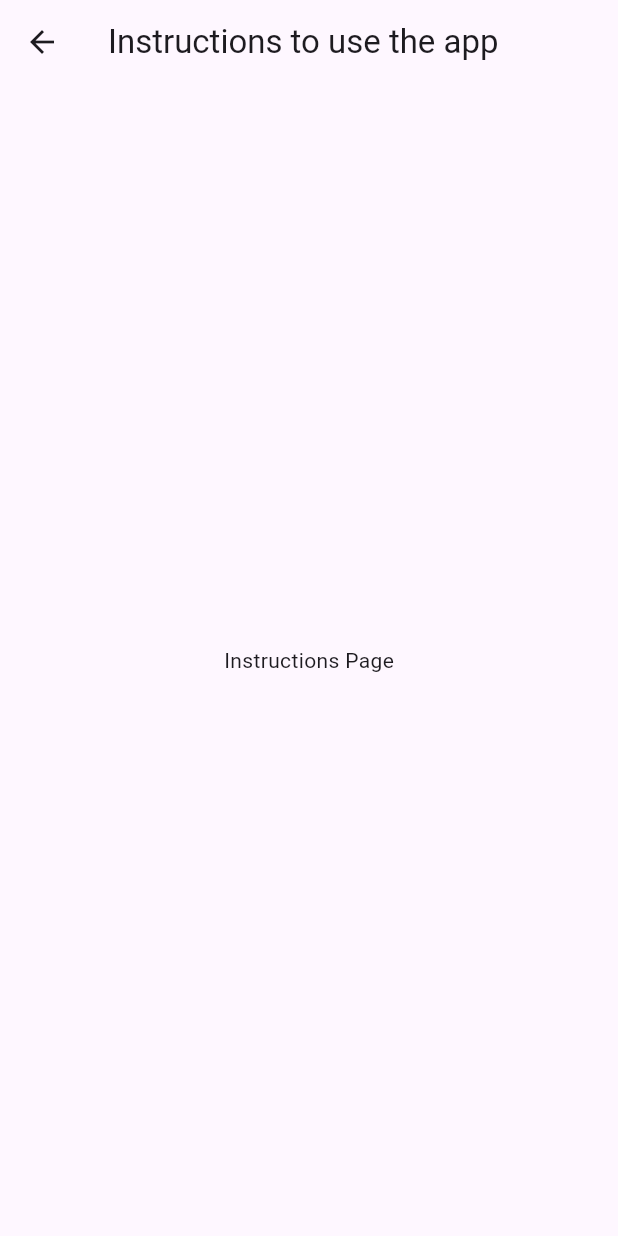
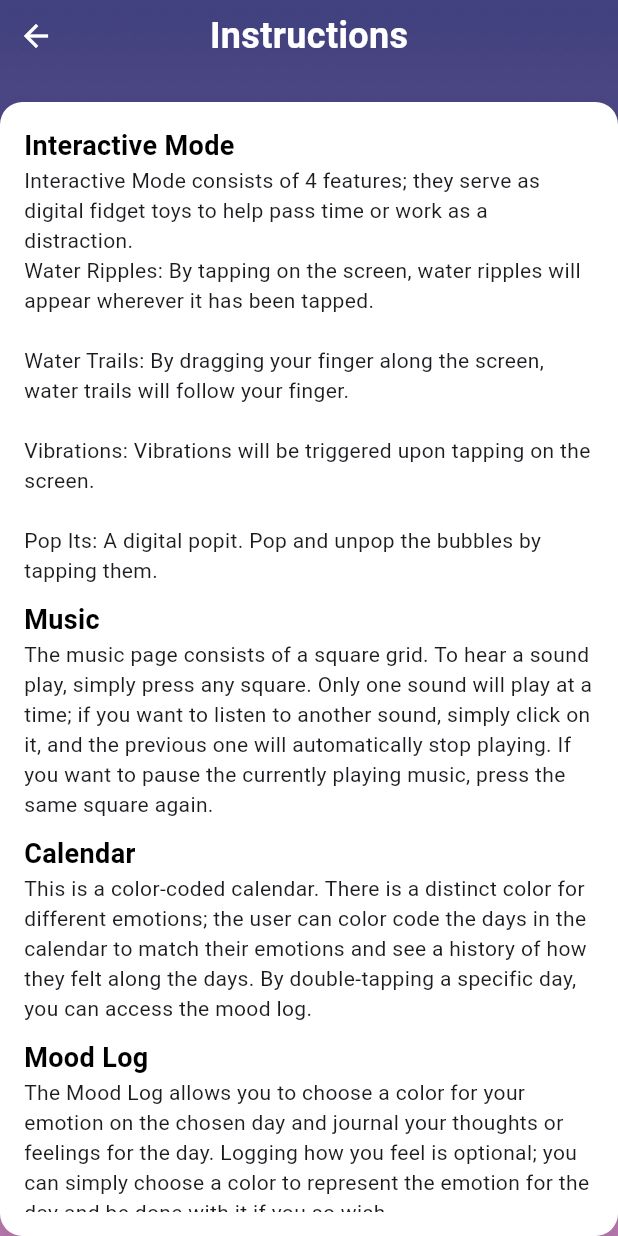
Before and after one commit to CarolinaZRM/CosmicComfort, a Flutter app: the InstructionsPage screen opened directly, on a phone screen of 412 x 824 dp. Run offline on Flutter 3.47's test engine with Material 3 defaults, Android fonts, the phone set to English and light mode, and no system bars; our stand-ins replace audioplayers, flutter_colorpicker, marquee, table_calendar.

Commit message:
Instructions added

```diff
--- /dev/null
+++ b/lib/pages/InstructionsPage.dart
@@ -0,0 +1,166 @@
+import 'package:flutter/material.dart';
+import '../components/GenericComponents.dart' as components;
+
+class InstructionsPage extends StatelessWidget {
+  const InstructionsPage({super.key});
+
+  @override
+  Widget build(BuildContext context) {
+    return Scaffold(
+      body: Stack(
+        children: [
+          // Background image
+          Container(
+            decoration: const BoxDecoration(
+              image: DecorationImage(
+                image: AssetImage('assets/Ombre.PNG'),
+                fit: BoxFit.cover,
+              ),
+            ),
+          ),
+          // Foreground content
+          SafeArea(
+            child: Column(
+              crossAxisAlignment: CrossAxisAlignment.start,
+              children: [
+                // Header
+                components.buildHeader(title: "Instructions", context: context),
+                const SizedBox(height: 20), // Space below the title
+
+                // Scrollable Container
+                Expanded(
+                  child: Container(
+                    width: double.infinity,
+                    padding: const EdgeInsets.all(16.0),
+                    decoration: BoxDecoration(
+                      color: Colors.white, // White background
+                      borderRadius: BorderRadius.circular(15), // Rounded corners
+                      boxShadow: [
+                        BoxShadow(
+                          color: Colors.black.withOpacity(0.1),
+                          blurRadius: 10,
+                          offset: const Offset(0, 5), // Shadow effect
+                        ),
+                      ],
+                    ),
+                    child: const SingleChildScrollView(
+                      child: Column(
+                        crossAxisAlignment: CrossAxisAlignment.start,
+                        children: [
+                          // Interactive Mode Feature
+                          Text(
+                            'Interactive Mode',
+                            style: TextStyle(
+                              color: Colors.black,
+                              fontSize: 18,
+                              fontWeight: FontWeight.bold,
+                            ),
+                          ),
+                          Text(
+                            """Interactive Mode consists of 4 features; they serve as digital fidget toys to help pass time or work as a distraction.
+Water Ripples: By tapping on the screen, water ripples will appear wherever it has been tapped.
+
+Water Trails: By dragging your finger along the screen, water trails will follow your finger.
+
+Vibrations: Vibrations will be triggered upon tapping on the screen.
+
+Pop Its: A digital popit. Pop and unpop the bubbles by tapping them.""",
+                          ),
+                          SizedBox(height: 10), // Add spacing
+
+                          // Music Feature
+                          Text(
+                            'Music',
+                            style: TextStyle(
+                              color: Colors.black,
+                              fontSize: 18,
+                              fontWeight: FontWeight.bold,
+                            ),
+                          ),
+                          Text(
+                            'The music page consists of a square grid. To hear a sound play, simply press any square. Only one sound will play at a time; if you want to listen to another sound, simply click on it, and the previous one will automatically stop playing. If you want to pause the currently playing music, press the same square again.',
+                          ),
+                          SizedBox(height: 10), // Add spacing
+
+                          // Calendar Feature
+                          Text(
+                            'Calendar',
+                            style: TextStyle(
+                              color: Colors.black,
+                              fontSize: 18,
+                              fontWeight: FontWeight.bold,
+                            ),
+                          ),
+                          Text(
+                            'This is a color-coded calendar. There is a distinct color for different emotions; the user can color code the days in the calendar to match their emotions and see a history of how they felt along the days. By double-tapping a specific day, you can access the mood log.',
+                          ),
+                          SizedBox(height: 10), // Add spacing
+
+                          // Mood Log Feature
+                          Text(
+                            'Mood Log',
+                            style: TextStyle(
+                              color: Colors.black,
+                              fontSize: 18,
+                              fontWeight: FontWeight.bold,
+                            ),
+                          ),
+                          Text(
+                            'The Mood Log allows you to choose a color for your emotion on the chosen day and journal your thoughts or feelings for the day. Logging how you feel is optional; you can simply choose a color to represent the emotion for the day and be done with it if you so wish.',
+                          ),
+                          SizedBox(height: 10), // Add spacing
+
+                          // Fake Call Feature
+                          Text(
+                            'Fake Call Feature',
+                            style: TextStyle(
+                              color: Colors.black,
+                              fontSize: 18,
+                              fontWeight: FontWeight.bold,
+                            ),
+                          ),
+                          Text(
+                            'This feature makes simulated phone calls. After customizing your settings (caller name, caller picture, and delay time), you can hit the "start call" to commence the simulated call. It works just like a regular call would.',
+                          ),
+                          SizedBox(height: 10), // Add spacing
+
+                          // Self-Care Reminders Feature
+                          Text(
+                            'Self-Care Reminders Feature',
+                            style: TextStyle(
+                              color: Colors.black,
+                              fontSize: 18,
+                              fontWeight: FontWeight.bold,
+                            ),
+                          ),
+                          Text(
+                            'This feature reminds you to take time for self-care with customizable reminders. While reminders for nutrition and hydration are the focal point of the feature, you can add any custom reminders by setting reminder label, time, date and/or frequency.',
+                          ),
+                          SizedBox(height: 10), // Add spacing
+
+                          // Fake Chat Feature
+                          Text(
+                            'Fake Chat Feature',
+                            style: TextStyle(
+                              color: Colors.black,
+                              fontSize: 18,
+                              fontWeight: FontWeight.bold,
+                            ),
+                          ),
+                          Text(
+                            'This feature offers predetermined text conversations in a WhatsApp-like format for users to use as a distraction in public or anxiety-inducing situations. It is a simulated, prompt-based text conversation.'
+                          ),
+                          SizedBox(height: 10), // Add spacing
+                        ],
+                      ),
+                    ),
+                  ),
+                ),
+              ],
+            ),
+          ),
+        ],
+      ),
+    );
+  }
+}
--- a/lib/pages/SettingsPage.dart
+++ b/lib/pages/SettingsPage.dart
@@ -1,5 +1,6 @@
 import 'package:flutter/material.dart';
 import '../pages/settings/TextIDPage.dart';
+import '../pages/InstructionsPage.dart';
 
 class SettingsPage extends StatefulWidget {
   const SettingsPage({super.key});
@@ -15,12 +16,11 @@ class _SettingsPageState extends State<SettingsPage> {
   bool isAccioCheckInEnabled = false;
 
   // State variables for Fake Chat Settings and Help dropdowns
-  String selectedFakeChatOption = 'Text ID'; // Default selected option
-  String selectedHelpOption = 'Instructions to use the app'; // Default selected option
+  String selectedFakeChatOption = 'Text ID'; // Default selected option// Default selected option
 
   // Fake Chat Settings and Help dropdown options
   final List<String> fakeChatOptions = ['Text ID'];
-  final List<String> helpOptions = ['Instructions to use the app'];
+  final List<String> helpOptions = ['Press here for instructions on how to use the app'];
 
   final String disclaimerText = '''This app is intended for general informational and wellness purposes only and is not a substitute for professional psychiatric or psychological help. It should not be used as a replacement for diagnosis, treatment, or therapy for depression, anxiety, or any other mental health conditions. If you are experiencing symptoms of depression, anxiety, or any mental health crisis, please consult a licensed mental health professional. In case of an emergency, contact your local emergency services immediately.''';
 
@@ -160,9 +160,11 @@ class _SettingsPageState extends State<SettingsPage> {
         return ListTile(
           title: Text(option),
           onTap: () {
-            if (option == 'Instructions to use the app') {
-              _navigateToInstructionsPage(context); // Navigate to Instructions page if selected
-            }
+            // Take to corresponding page
+        Navigator.push(
+          context,
+          MaterialPageRoute(builder: (context) => const InstructionsPage()),
+        );
           },
         );
       }).toList(),
@@ -264,20 +266,3 @@ class _SettingsPageState extends State<SettingsPage> {
     );
   }
 }
-
-// Placeholder page for Instructions
-class InstructionsPage extends StatelessWidget {
-  const InstructionsPage({super.key});
-
-  @override
-  Widget build(BuildContext context) {
-    return Scaffold(
-      appBar: AppBar(
-        title: const Text('Instructions to use the app'),
-      ),
-      body: const Center(
-        child: Text('Instructions Page'),
-      ),
-    );
-  }
-}
```
